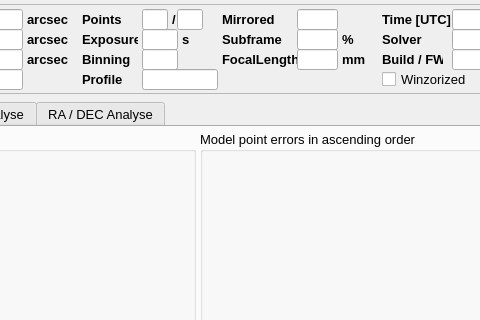
First picture: the form in mw4/gui/widgets/analyse.ui, repository mworion/MountWizzard4, before the edit; both pictures show x 202 to 682 and y 0 to 320 of the 800 by 600 pixel window.
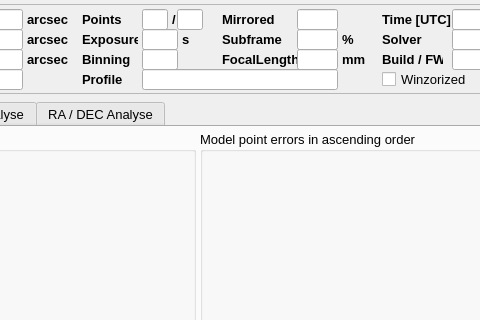
Second picture: the form after the edit. Custom widgets are drawn as their Qt base class.

```diff
--- a/mw4/gui/widgets/analyse.ui
+++ b/mw4/gui/widgets/analyse.ui
@@ -1283,7 +1283,7 @@
        <rect>
         <x>340</x>
         <y>65</y>
-        <width>76</width>
+        <width>196</width>
         <height>21</height>
        </rect>
       </property>
```
